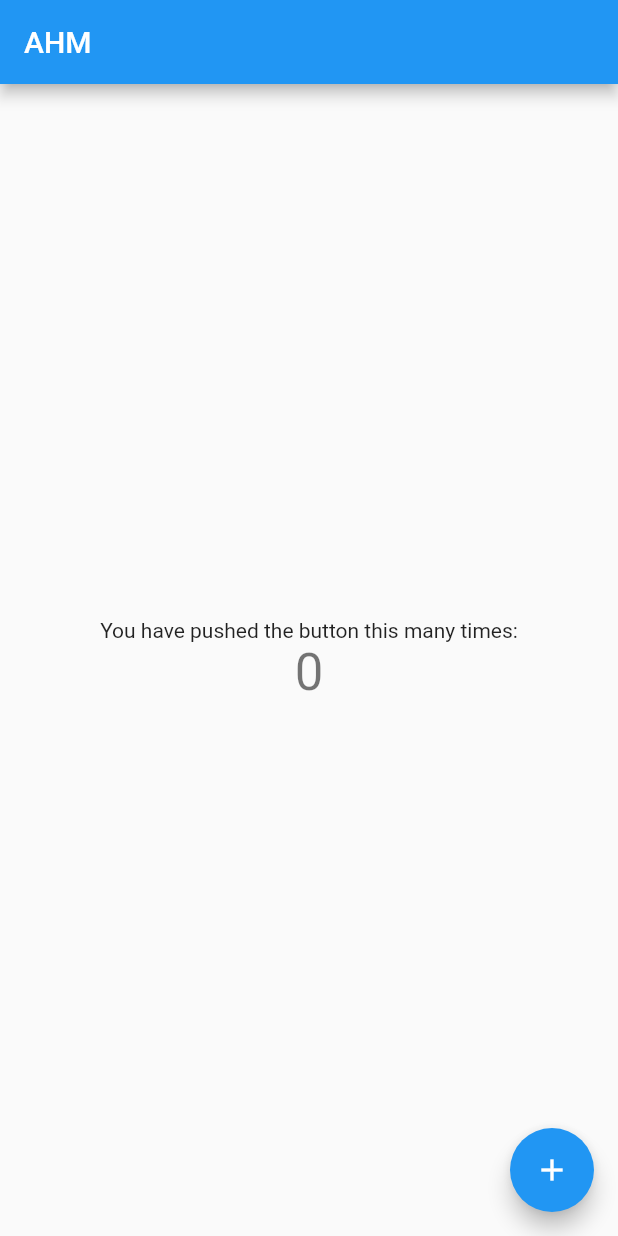
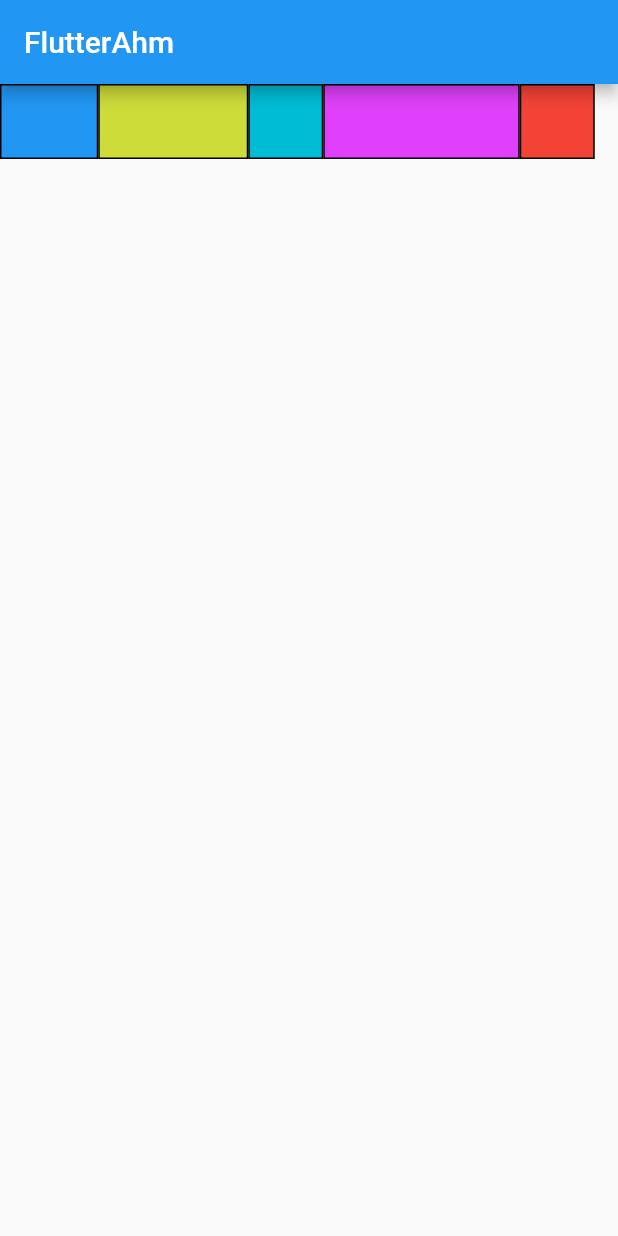
Before and after one commit to bh22mi/ep_2, a Flutter app: the screen it shows after launch, on a phone screen of 412 x 824 dp. Run offline on Flutter 3.47's test engine with Material 2 defaults, Android fonts, the phone set to English and light mode, and no system bars.

Commit message:
Updated mai.dart
Added dynamic colors to the boxclass

```diff
--- a/lib/main.dart
+++ b/lib/main.dart
@@ -8,63 +8,63 @@ class MyApp extends StatelessWidget {
     return MaterialApp(
       title: 'Flutter Demo',
       theme: ThemeData(
-
         primarySwatch: Colors.blue,
       ),
-      home: MyHomePage(title: 'Flutter Demo Home Page'),
+      home: MyHomePage(),
     );
   }
 }
 
 class MyHomePage extends StatefulWidget {
-  MyHomePage({Key key, this.title}) : super(key: key);
-
-
-  final String title;
-
   @override
   _MyHomePageState createState() => _MyHomePageState();
 }
 
 class _MyHomePageState extends State<MyHomePage> {
-  int _counter = 0;
-
-  void _incrementCounter() {
-    setState(() {
-
-      _counter++;
-    });
-  }
-
   @override
   Widget build(BuildContext context) {
-
     return Scaffold(
       appBar: AppBar(
-
-        title: Text("AHM"),
+        title: Text("FlutterAhm"),
       ),
-      body: Center(
-
-        child: Column(
-
-          mainAxisAlignment: MainAxisAlignment.center,
-          children: <Widget>[
-            Text(
-              'You have pushed the button this many times:',
-            ),
-            Text(
-              '$_counter',
-              style: Theme.of(context).textTheme.display1,
-            ),
-          ],
-        ),
-      ),
-      floatingActionButton: FloatingActionButton(
-        onPressed: _incrementCounter,
-        tooltip: 'Increment',
-        child: Icon(Icons.add),
+      body: Row(
+        children: <Widget>[
+          Expanded(child: ColorBox(Colors.blue)),
+          SizedBox(
+            width: 100,
+            child: ColorBox(Colors.lime),
+          ),
+          Flexible(
+            fit: FlexFit.loose,
+            flex: 1,
+            child: ColorBox(Colors.cyan),
+          ),
+          Flexible(
+            fit: FlexFit.tight,
+            flex: 2,
+            child: ColorBox(Colors.purpleAccent),
+          ),
+          ColorBox(Colors.red),
+        ],
       ),
     );
   }
 }
+
+class ColorBox extends StatelessWidget {
+  Color color;
+
+  ColorBox(this.color);
+
+  @override
+  Widget build(BuildContext context) {
+    return Container(
+      width: 50,
+      height: 50,
+      decoration: BoxDecoration(
+        color: color,
+        border: Border.all(),
+      ),
+    );
+  }
+}
```
